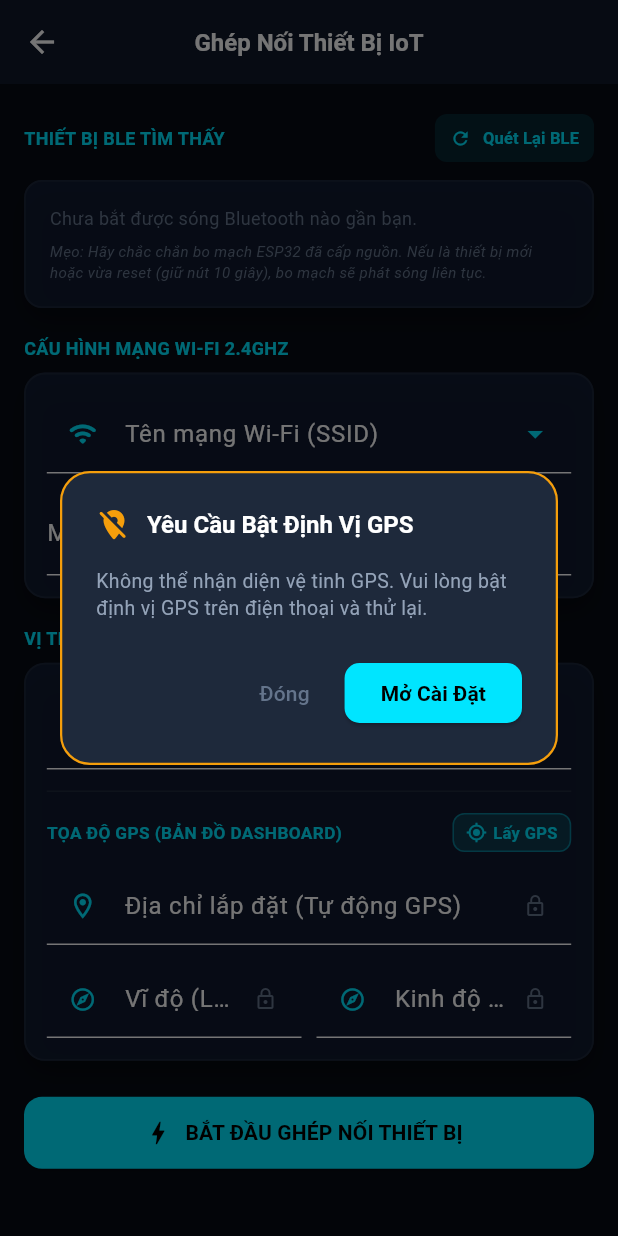
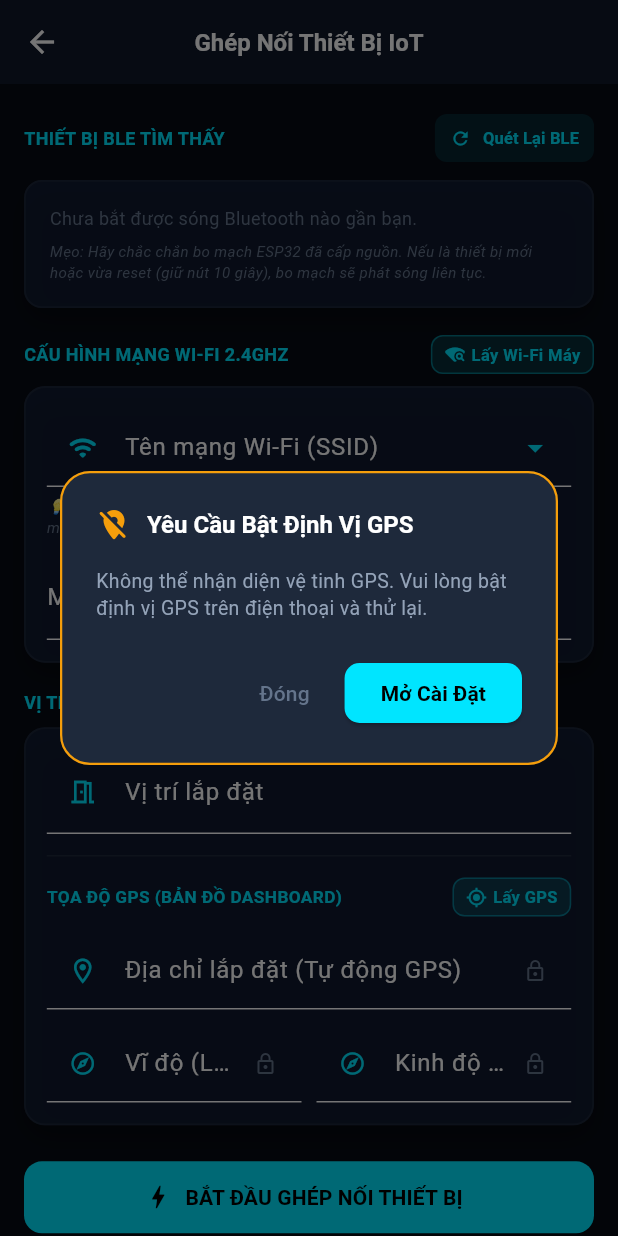
Before and after one commit to cimon-dev/austec-iot-platform, a Flutter app: the ProvisioningScreen screen opened directly, on a phone screen of 412 x 824 dp. Run offline on Flutter 3.47's test engine with Material 3 defaults, Android fonts, the phone set to English and light mode, and no system bars; our stand-ins replace file_picker, flutter_blue_plus, geolocator, image_picker, shared_preferences; missing offline and left inert: dart:js_interop, network_info_plus; accounts and stored records are empty; network calls fail.

Commit message:
feat(provisioning): quick Wi-Fi suggestion chips, one-tap phone Wi-Fi fetch, and seamless direct keyboard typing

```diff
--- a/mobile-app/lib/features/provisioning/screens/provisioning_screen.dart
+++ b/mobile-app/lib/features/provisioning/screens/provisioning_screen.dart
@@ -284,7 +284,7 @@ class _ProvisioningScreenState extends State<ProvisioningScreen> {
     }
   }
 
-  Future<void> _detectCurrentWifi() async {
+  Future<void> _detectCurrentWifi({bool showFeedback = false}) async {
     setState(() => _isScanningWifi = true);
 
     String detectedSsid = '';
@@ -362,6 +362,26 @@ class _ProvisioningScreenState extends State<ProvisioningScreen> {
         }
         _availableNetworks = detectedNetworks;
       });
+
+      if (showFeedback) {
+        if (detectedSsid.isNotEmpty) {
+          ScaffoldMessenger.of(context).showSnackBar(
+            SnackBar(
+              content: Text("Đã nhận diện Wi-Fi máy đang kết nối: $detectedSsid"),
+              backgroundColor: AppTheme.emeraldSuccess,
+              duration: const Duration(seconds: 3),
+            ),
+          );
+        } else {
+          ScaffoldMessenger.of(context).showSnackBar(
+            const SnackBar(
+              content: Text("Chưa tự động đọc được tên Wi-Fi. Bạn hãy gõ trực tiếp tên Wi-Fi vào ô bên dưới."),
+              backgroundColor: AppTheme.amberWarning,
+              duration: Duration(seconds: 4),
+            ),
+          );
+        }
+      }
     }
   }
 
@@ -380,6 +400,9 @@ class _ProvisioningScreenState extends State<ProvisioningScreen> {
             _addressController.text = coords.address!;
           }
         });
+
+        // Tự động nhận diện Wi-Fi ngay sau khi đã được cấp quyền vị trí trên iOS/Android
+        _detectCurrentWifi();
 
         if (showSuccessSnackbar) {
           ScaffoldMessenger.of(context).showSnackBar(
@@ -978,43 +1001,124 @@ class _ProvisioningScreenState extends State<ProvisioningScreen> {
             const SizedBox(height: 18),
 
             // Wi-Fi Configuration Card
-            const Text("CẤU HÌNH MẠNG WI-FI 2.4GHZ", style: TextStyle(color: AppTheme.cyanAccent, fontSize: 12, fontWeight: FontWeight.bold)),
+            Row(
+              mainAxisAlignment: MainAxisAlignment.spaceBetween,
+              children: [
+                const Text(
+                  "CẤU HÌNH MẠNG WI-FI 2.4GHZ",
+                  style: TextStyle(color: AppTheme.cyanAccent, fontSize: 12, fontWeight: FontWeight.bold),
+                ),
+                InkWell(
+                  onTap: _isScanningWifi
+                      ? null
+                      : () => _detectCurrentWifi(showFeedback: true),
+                  borderRadius: BorderRadius.circular(8),
+                  child: Container(
+                    padding: const EdgeInsets.symmetric(horizontal: 8, vertical: 4),
+                    decoration: BoxDecoration(
+                      color: AppTheme.cyanAccent.withValues(alpha: 0.15),
+                      borderRadius: BorderRadius.circular(8),
+                      border: Border.all(color: AppTheme.cyanAccent.withValues(alpha: 0.4)),
+                    ),
+                    child: Row(
+                      mainAxisSize: MainAxisSize.min,
+                      children: [
+                        _isScanningWifi
+                            ? const SizedBox(width: 12, height: 12, child: CircularProgressIndicator(strokeWidth: 1.5, color: AppTheme.cyanAccent))
+                            : const Icon(Icons.wifi_find_rounded, color: AppTheme.cyanAccent, size: 14),
+                        const SizedBox(width: 4),
+                        const Text(
+                          "Lấy Wi-Fi Máy",
+                          style: TextStyle(color: AppTheme.cyanAccent, fontSize: 11, fontWeight: FontWeight.bold),
+                        ),
+                      ],
+                    ),
+                  ),
+                ),
+              ],
+            ),
             const SizedBox(height: 8),
 
             Container(
               padding: const EdgeInsets.all(14),
               decoration: AppTheme.glassBox(radius: 14),
               child: Column(
+                crossAxisAlignment: CrossAxisAlignment.start,
                 children: [
+                  // Gợi ý nhanh các mạng Wi-Fi đã bắt được hoặc lưu trước đó
+                  if (_availableNetworks.isNotEmpty || _currentWifiSsid.isNotEmpty) ...[
+                    SingleChildScrollView(
+                      scrollDirection: Axis.horizontal,
+                      child: Row(
+                        children: [
+                          if (_currentWifiSsid.isNotEmpty)
+                            Padding(
+                              padding: const EdgeInsets.only(right: 6, bottom: 8),
+                              child: ActionChip(
+                                avatar: const Icon(Icons.wifi_rounded, size: 14, color: AppTheme.emeraldSuccess),
+                                label: Text(
+                                  "Đang bắt: $_currentWifiSsid",
+                                  style: const TextStyle(fontSize: 11, color: Colors.white, fontWeight: FontWeight.bold),
+                                ),
+                                backgroundColor: AppTheme.emeraldSuccess.withValues(alpha: 0.18),
+                                side: BorderSide(color: AppTheme.emeraldSuccess.withValues(alpha: 0.5)),
+                                onPressed: () {
+                                  setState(() {
+                                    _ssidController.text = _currentWifiSsid;
+                                  });
+                                },
+                              ),
+                            ),
+                          ..._availableNetworks
+                              .where((n) => n != _currentWifiSsid && n.trim().isNotEmpty)
+                              .take(4)
+                              .map((net) => Padding(
+                                    padding: const EdgeInsets.only(right: 6, bottom: 8),
+                                    child: ActionChip(
+                                      avatar: const Icon(Icons.wifi, size: 13, color: AppTheme.cyanAccent),
+                                      label: Text(net, style: const TextStyle(fontSize: 11, color: Colors.white70)),
+                                      backgroundColor: AppTheme.cardBorder,
+                                      onPressed: () {
+                                        setState(() {
+                                          _ssidController.text = net;
+                                        });
+                                      },
+                                    ),
+                                  )),
+                        ],
+                      ),
+                    ),
+                  ],
+
                   TextField(
                     controller: _ssidController,
                     readOnly: false,
                     style: const TextStyle(color: Colors.white, fontSize: 13),
                     decoration: InputDecoration(
                       labelText: "Tên mạng Wi-Fi (SSID)",
-                      hintText: "Nhập hoặc chọn mạng Wi-Fi 2.4GHz",
+                      hintText: "Nhập hoặc chọn tên mạng Wi-Fi",
                       prefixIcon: const Icon(Icons.wifi_rounded, color: AppTheme.cyanAccent, size: 20),
                       suffixIcon: Row(
                         mainAxisSize: MainAxisSize.min,
                         children: [
-                          if (_isScanningWifi)
-                            const Padding(
-                              padding: EdgeInsets.all(12),
-                              child: SizedBox(
-                                width: 14,
-                                height: 14,
-                                child: CircularProgressIndicator(strokeWidth: 2, color: AppTheme.cyanAccent),
-                              ),
-                            )
-                          else
+                          if (_ssidController.text.isNotEmpty)
                             IconButton(
-                              icon: const Icon(Icons.arrow_drop_down, color: AppTheme.cyanAccent),
-                              tooltip: "Chọn từ danh sách quét",
-                              onPressed: _openWifiPickerSheet,
+                              icon: const Icon(Icons.clear, size: 16, color: AppTheme.textMuted),
+                              onPressed: () => setState(() => _ssidController.clear()),
                             ),
+                          IconButton(
+                            icon: const Icon(Icons.arrow_drop_down, color: AppTheme.cyanAccent),
+                            tooltip: "Xem tất cả mạng Wi-Fi",
+                            onPressed: _openWifiPickerSheet,
+                          ),
                         ],
                       ),
                     ),
+                  ),
+                  const SizedBox(height: 6),
+                  const Text(
+                    "💡 Bạn có thể nhập trực tiếp tên Wi-Fi bằng bàn phím hoặc nhấn vào gợi ý mạng ở trên.",
+                    style: TextStyle(color: AppTheme.textMuted, fontSize: 10, fontStyle: FontStyle.italic),
                   ),
                   const SizedBox(height: 12),
                   TextField(
```
